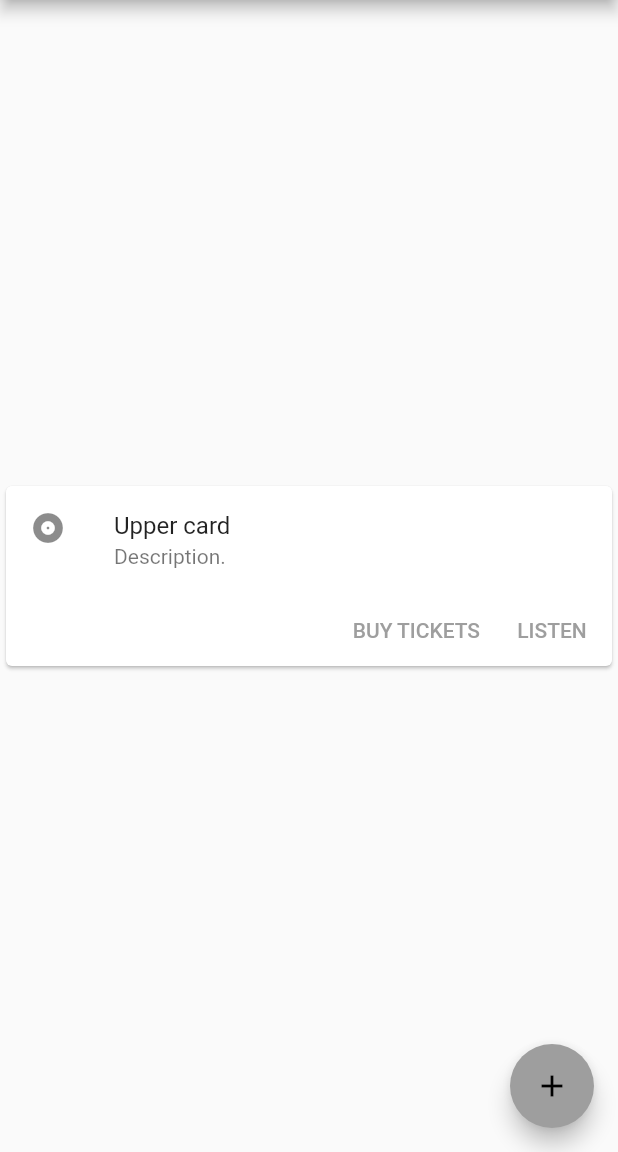
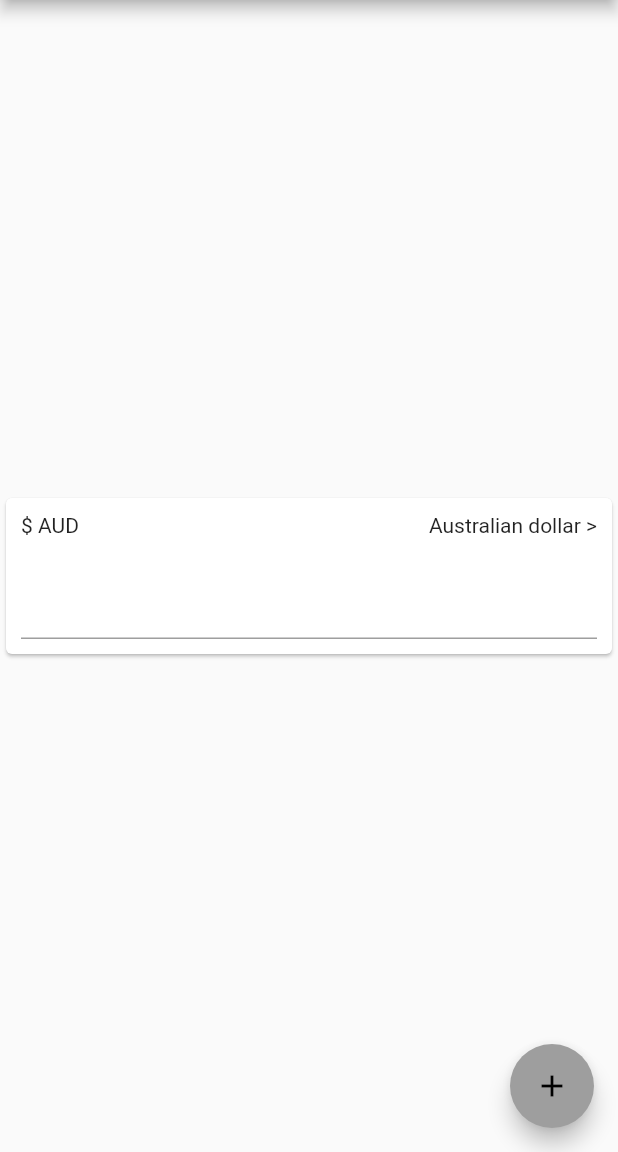
Before and after one commit to hectorddmx/CurrencyConverter, a Flutter app: the screen it shows after launch, on a phone screen of 412 x 824 dp, the part 84-1236 px from its top. Run offline on Flutter 3.47's test engine with Material 2 defaults, Android fonts, the phone set to English and light mode, and no system bars.

Commit message:
feat: source currency card content layout

```diff
--- a/lib/main.dart
+++ b/lib/main.dart
@@ -112,27 +112,23 @@ class SourceCurrencyWidget extends StatelessWidget {
   @override
   Widget build(BuildContext context) {
     return Card(
+        child: Column(children: [
+      Padding(
+        padding: const EdgeInsets.all(10.0),
       child: Column(
-        mainAxisSize: MainAxisSize.min,
-        children: <Widget>[
-          const ListTile(
-            leading: Icon(Icons.album),
-            title: Text('Upper card'),
-            subtitle: Text('Description.'),
-          ),
-          Row(
-            mainAxisAlignment: MainAxisAlignment.end,
-            children: <Widget>[
-              TextButton(
-                child: const Text('BUY TICKETS'),
-                onPressed: () {/* ... */},
+          children: [
+            Row(children: [
+              Text("\$ AUD"),
+              Spacer(),
+              Text("Australian dollar >"),
+            ]),
+          ],
               ),
-              const SizedBox(width: 8),
-              TextButton(
-                child: const Text('LISTEN'),
-                onPressed: () {/* ... */},
               ),
-              const SizedBox(width: 8),
+      Padding(padding: const EdgeInsets.all(10.0), child: TextField()),
+    ]));
+  }
+}
             ],
           ),
         ],
```
